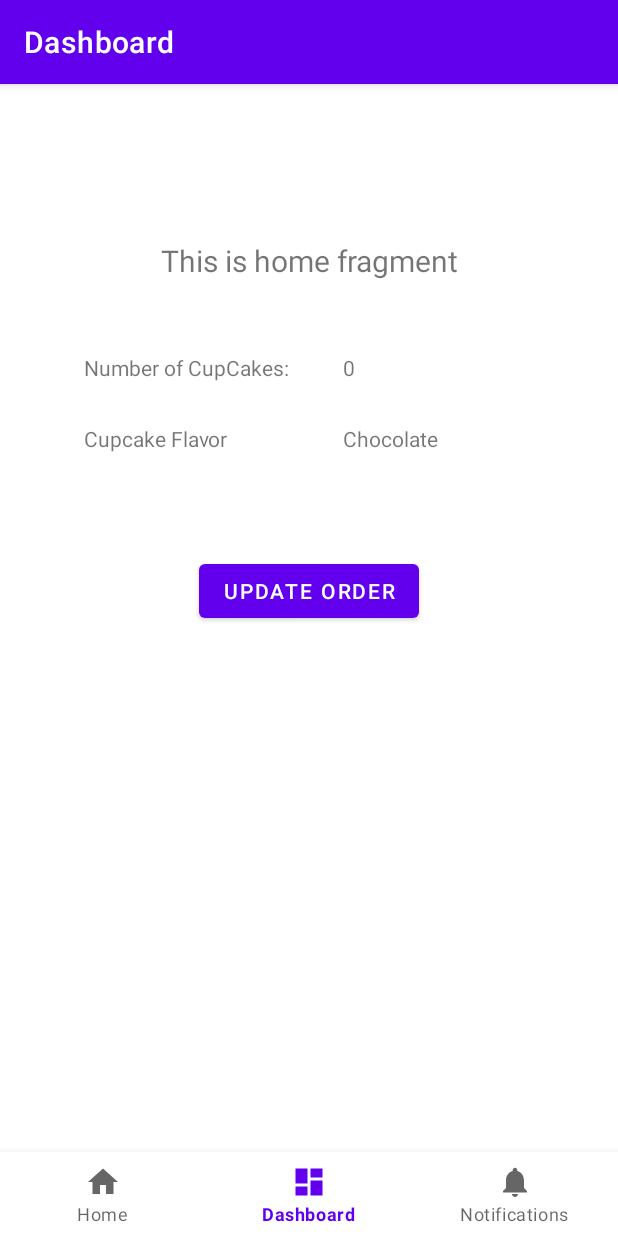
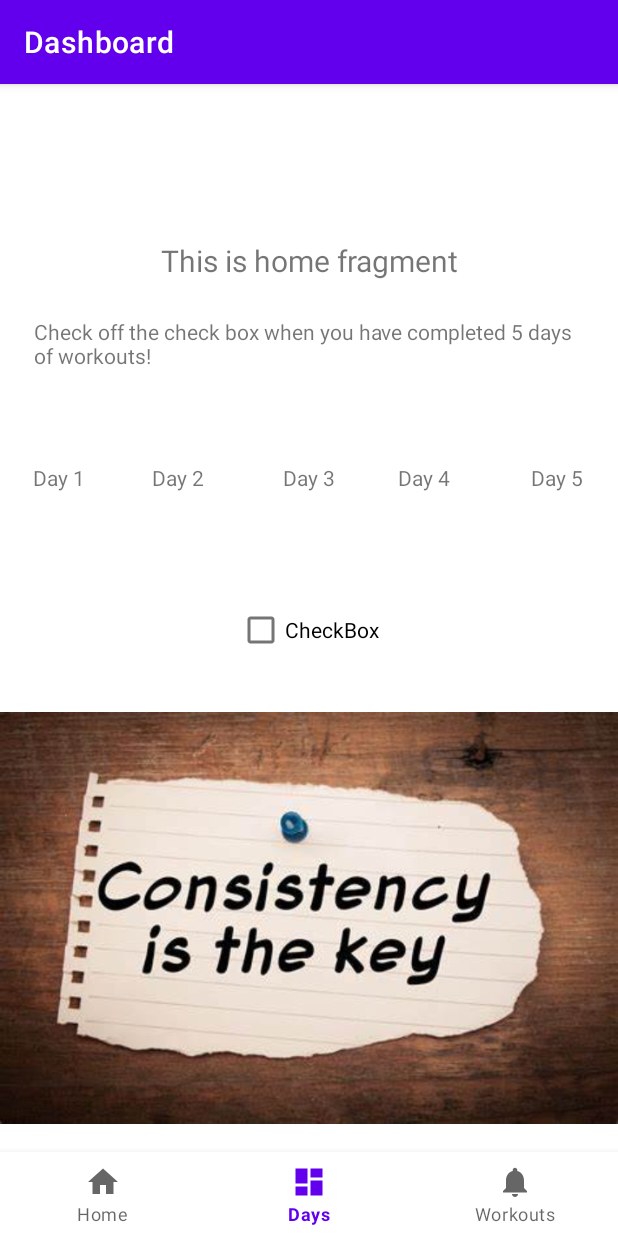
Before and after one commit to zmurphy1/ThreeTabProjectMurphy, an Android app: the FragmentDashboard screen opened through its navigation route, on a phone screen of 412 x 824 dp. Run offline under Robolectric (Android 15) with nearby library versions, the phone set to English and light mode, and no system bars; our stand-ins replace navigation-ui.

Commit message:
The UX Design of the app is complete with this push. Onto creating the data base and coding functionality for check box and recycler view

```diff
--- a/app/src/main/java/css/cis3334/project/FragmentDashboard.java
+++ b/app/src/main/java/css/cis3334/project/FragmentDashboard.java
@@ -32,7 +32,6 @@ public class FragmentDashboard extends Fragment {
         final TextView textView = binding.textDashboard;
         viewModel.getText().observe(getViewLifecycleOwner(), textView::setText);
 
-        setupButton();
 
         return root;
     }
@@ -43,16 +42,4 @@ public class FragmentDashboard extends Fragment {
         binding = null;
     }
 
-    private void setupButton() {
-        //buttonUpdateOrder = findViewById(R.id.buttonUpdateOrder);
-        // This app uses the new bindings instead of the old findViewById
-        buttonUpdateOrder= binding.buttonUpdateOrder;
-        buttonUpdateOrder.setOnClickListener(new View.OnClickListener() {
-            @Override
-            public void onClick(View v) {
-                Log.d("CIS 3334", "Place order button clicked");   // log button click for debugging using "CIS 3334" tag
-                viewModel.setText("Order Placed");
-            }
-        });
-    }
 }
--- a/app/src/main/res/layout/fragment_dashboard.xml
+++ b/app/src/main/res/layout/fragment_dashboard.xml
@@ -13,7 +13,7 @@
         android:layout_marginStart="8dp"
         android:layout_marginTop="48dp"
         android:layout_marginEnd="8dp"
-        android:text="Fragment Title"
+        android:text="Workout Tracker"
         android:textAlignment="center"
         android:textSize="20sp"
         app:layout_constraintEnd_toEndOf="parent"
@@ -23,47 +23,91 @@
 
     <TextView
         android:id="@+id/textView"
-        android:layout_width="wrap_content"
-        android:layout_height="wrap_content"
-        android:layout_marginStart="56dp"
-        android:layout_marginTop="48dp"
-        android:text="Number of CupCakes:"
+        android:layout_width="366dp"
+        android:layout_height="45dp"
+        android:layout_marginTop="24dp"
+        android:text="Check off the check box when you have completed 5 days of workouts!"
+        app:layout_constraintEnd_toEndOf="parent"
+        app:layout_constraintHorizontal_bias="0.488"
         app:layout_constraintStart_toStartOf="parent"
         app:layout_constraintTop_toBottomOf="@+id/text_dashboard" />
-
-    <TextView
-        android:id="@+id/textViewQuantity"
-        android:layout_width="116dp"
-        android:layout_height="22dp"
-        android:layout_marginStart="36dp"
-        android:text="0"
-        app:layout_constraintStart_toEndOf="@+id/textView"
-        app:layout_constraintTop_toTopOf="@+id/textView" />
 
     <TextView
         android:id="@+id/textView3"
         android:layout_width="wrap_content"
         android:layout_height="wrap_content"
-        android:layout_marginTop="28dp"
-        android:text="Cupcake Flavor"
-        app:layout_constraintStart_toStartOf="@+id/textView"
+        android:layout_marginTop="52dp"
+        android:text="Day 1"
+        app:layout_constraintEnd_toEndOf="parent"
+        app:layout_constraintHorizontal_bias="0.058"
+        app:layout_constraintStart_toStartOf="parent"
         app:layout_constraintTop_toBottomOf="@+id/textView" />
 
     <TextView
-        android:id="@+id/textViewFlavor"
-        android:layout_width="112dp"
-        android:layout_height="19dp"
-        android:text="Chocolate"
-        app:layout_constraintStart_toStartOf="@+id/textViewQuantity"
-        app:layout_constraintTop_toTopOf="@+id/textView3" />
+        android:id="@+id/textView4"
+        android:layout_width="wrap_content"
+        android:layout_height="wrap_content"
+        android:layout_marginTop="52dp"
+        android:text="Day 2"
+        app:layout_constraintEnd_toEndOf="parent"
+        app:layout_constraintHorizontal_bias="0.268"
+        app:layout_constraintStart_toStartOf="parent"
+        app:layout_constraintTop_toBottomOf="@+id/textView" />
 
-    <Button
-        android:id="@+id/buttonUpdateOrder"
+    <TextView
+        android:id="@+id/textView5"
+        android:layout_width="wrap_content"
+        android:layout_height="wrap_content"
+        android:layout_marginTop="52dp"
+        android:text="Day 3"
+        app:layout_constraintEnd_toEndOf="parent"
+        app:layout_constraintStart_toStartOf="parent"
+        app:layout_constraintTop_toBottomOf="@+id/textView" />
+
+    <TextView
+        android:id="@+id/textView6"
+        android:layout_width="wrap_content"
+        android:layout_height="wrap_content"
+        android:layout_marginTop="52dp"
+        android:text="Day 4"
+        app:layout_constraintEnd_toEndOf="parent"
+        app:layout_constraintHorizontal_bias="0.704"
+        app:layout_constraintStart_toStartOf="parent"
+        app:layout_constraintTop_toBottomOf="@+id/textView" />
+
+    <TextView
+        android:id="@+id/textView7"
+        android:layout_width="wrap_content"
+        android:layout_height="wrap_content"
+        android:layout_marginTop="52dp"
+        android:text="Day 5"
+        app:layout_constraintEnd_toEndOf="parent"
+        app:layout_constraintHorizontal_bias="0.938"
+        app:layout_constraintStart_toStartOf="parent"
+        app:layout_constraintTop_toBottomOf="@+id/textView" />
+
+    <CheckBox
+        android:id="@+id/checkBoxWorkouts"
         android:layout_width="wrap_content"
         android:layout_height="wrap_content"
         android:layout_marginTop="68dp"
-        android:text="Update Order"
+        android:text="CheckBox"
         app:layout_constraintEnd_toEndOf="parent"
+        app:layout_constraintHorizontal_bias="0.498"
         app:layout_constraintStart_toStartOf="parent"
-        app:layout_constraintTop_toBottomOf="@+id/textView3" />
+        app:layout_constraintTop_toBottomOf="@+id/textView5" />
+
+    <ImageView
+        android:id="@+id/imageView3"
+        android:layout_width="wrap_content"
+        android:layout_height="wrap_content"
+        android:src="@drawable/consist"
+        app:layout_constraintBottom_toBottomOf="parent"
+        app:layout_constraintEnd_toEndOf="parent"
+        app:layout_constraintHorizontal_bias="0.0"
+        app:layout_constraintStart_toStartOf="parent"
+        app:layout_constraintTop_toBottomOf="@+id/checkBoxWorkouts"
+        app:layout_constraintVertical_bias="0.159" />
+
+
 </androidx.constraintlayout.widget.ConstraintLayout>
--- a/app/src/main/res/layout/fragment_notifications.xml
+++ b/app/src/main/res/layout/fragment_notifications.xml
@@ -22,4 +22,27 @@
         app:layout_constraintStart_toStartOf="parent"
         app:layout_constraintTop_toTopOf="parent"
         app:layout_constraintVertical_bias="0.11" />
+
+    <androidx.recyclerview.widget.RecyclerView
+        android:id="@+id/recyclerViewWorkouts"
+        android:layout_width="412dp"
+        android:layout_height="514dp"
+        app:layout_constraintBottom_toBottomOf="parent"
+        app:layout_constraintEnd_toEndOf="parent"
+        app:layout_constraintHorizontal_bias="1.0"
+        app:layout_constraintStart_toStartOf="parent"
+        app:layout_constraintTop_toBottomOf="@+id/textView2"
+        app:layout_constraintVertical_bias="1.0" />
+
+    <TextView
+        android:id="@+id/textView2"
+        android:layout_width="wrap_content"
+        android:layout_height="wrap_content"
+        android:layout_marginTop="48dp"
+        android:text="Please enter the workouts you completed below!"
+        app:layout_constraintBottom_toBottomOf="parent"
+        app:layout_constraintEnd_toEndOf="parent"
+        app:layout_constraintStart_toStartOf="parent"
+        app:layout_constraintTop_toBottomOf="@+id/text_notifications"
+        app:layout_constraintVertical_bias="0.0" />
 </androidx.constraintlayout.widget.ConstraintLayout>
--- a/app/src/main/res/menu/bottom_nav_menu.xml
+++ b/app/src/main/res/menu/bottom_nav_menu.xml
@@ -9,11 +9,11 @@
     <item
         android:id="@+id/navigation_dashboard"
         android:icon="@drawable/ic_dashboard_black_24dp"
-        android:title="@string/title_dashboard" />
+        android:title="Days" />
 
     <item
         android:id="@+id/navigation_notifications"
         android:icon="@drawable/ic_notifications_black_24dp"
-        android:title="@string/title_notifications" />
+        android:title="Workouts" />
 
 </menu>
```
Also changed, not shown: app/src/main/res/drawable/consist.jpg (added).
